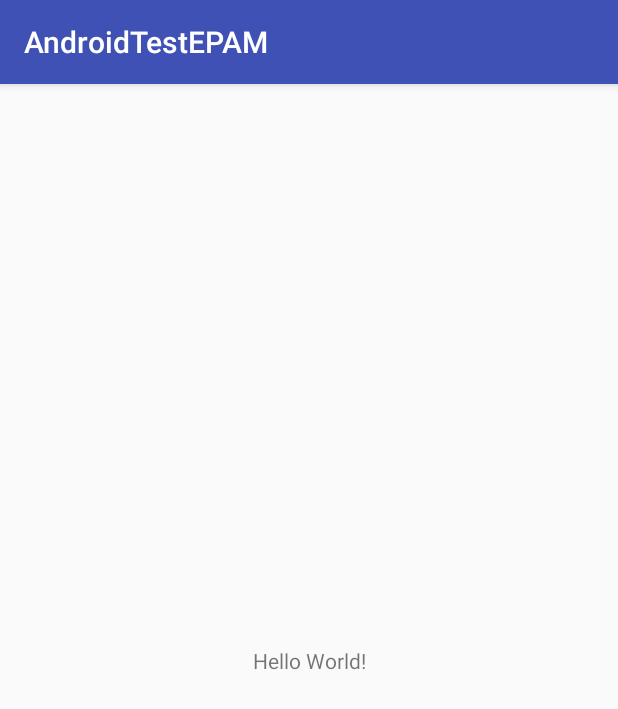
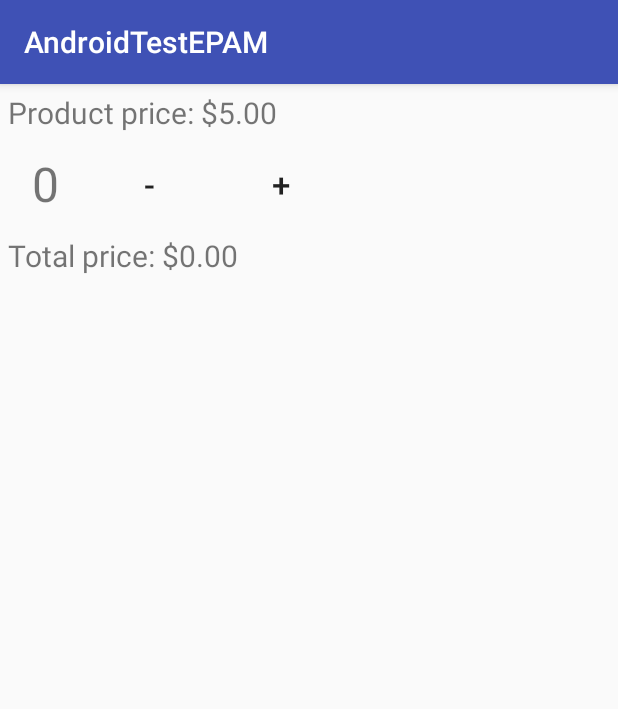
Before and after one commit to iLyaTkachev/AndroidTestingEPAM, an Android app: the screen it shows after launch (MainActivity before the commit, CalculatorActivity after it), on a phone screen of 412 x 824 dp. Shown: the top 709 px of the screen. Run offline under Robolectric (Android 15) with nearby library versions, the phone set to English and light mode, and no system bars.

Commit message:
created calculator and order classes

```diff
--- a/app/src/main/AndroidManifest.xml
+++ b/app/src/main/AndroidManifest.xml
@@ -16,6 +16,9 @@
                 <category android:name="android.intent.category.LAUNCHER" />
             </intent-filter>
         </activity>
+
+        <activity android:name=".CalculatorActivity"/>
+
     </application>
 
 </manifest>
--- a/app/src/main/java/ilyatkachev/github/com/androidtestepam/CalculatorActivity.java
+++ b/app/src/main/java/ilyatkachev/github/com/androidtestepam/CalculatorActivity.java
@@ -3,13 +3,23 @@ package ilyatkachev.github.com.androidtestepam;
 import android.os.Bundle;
 import android.support.annotation.Nullable;
 import android.support.v7.app.AppCompatActivity;
+import android.view.View;
+import android.widget.TextView;
 
-public class CalculatorActivity extends AppCompatActivity{
+public class CalculatorActivity extends AppCompatActivity {
+
+    private ICalculator mCalculator = new Calculator();
+    private Order mOrder;
+    private TextView mResultTextView, mPriceTextView, mProductCountTextView;
+    private View mCalculatePlusButton, mCalculateMinusButton;
+
 
     @Override
     protected void onCreate(@Nullable Bundle savedInstanceState) {
         super.onCreate(savedInstanceState);
         setContentView(R.layout.activity_calculator);
+        mOrder = new Order(5, 0, 0);
+        initView();
     }
 
     @Override
@@ -17,5 +27,49 @@ public class CalculatorActivity extends AppCompatActivity{
         super.onStart();
     }
 
+    private void initView() {
+        mPriceTextView = (TextView) findViewById(R.id.product_price);
+        mPriceTextView.setText(String.format(getString(R.string.product_price), 5.0));
+        mResultTextView = (TextView) findViewById(R.id.total_price);
+        mResultTextView.setText(String.format(getString(R.string.total_price), 0.0));
+        mProductCountTextView = (TextView) findViewById(R.id.product_count);
+        mProductCountTextView.setText(R.string.default_product_count);
+
+        mCalculatePlusButton = findViewById(R.id.product_increment_button);
+        setButtonListener(mCalculatePlusButton);
+        mCalculateMinusButton = findViewById(R.id.product_decrement_button);
+        setButtonListener(mCalculateMinusButton);
+    }
+
+    private void setButtonListener(final View btn) {
+        btn.setOnClickListener(new View.OnClickListener() {
+            @Override
+            public void onClick(View v) {
+                switch (btn.getId()) {
+                    case R.id.product_increment_button:
+                        mOrder.incrementProductCount();
+                        mOrder.setTotalPrice(mCalculator.multiply(mOrder.getmProductPrice(), mOrder.getmProductCount()));
+                        updateProductCount();
+                        updateResult();
+                        break;
+                    case R.id.product_decrement_button:
+                        mOrder.decrementProductCount();
+                        mOrder.setTotalPrice(mCalculator.multiply(mOrder.getmProductPrice(), mOrder.getmProductCount()));
+                        updateProductCount();
+                        updateResult();
+                        break;
+                }
+
+            }
+        });
+    }
+
+    private void updateResult() {
+        mResultTextView.setText(String.format(getString(R.string.product_price), mOrder.getmTotalPrice()));
+    }
+
+    private void updateProductCount() {
+        mProductCountTextView.setText(String.valueOf(mOrder.getmProductCount()));
+    }
 
 }
--- /dev/null
+++ b/app/src/main/java/ilyatkachev/github/com/androidtestepam/ICalculator.java
@@ -0,0 +1,7 @@
+package ilyatkachev.github.com.androidtestepam;
+
+public interface ICalculator {
+
+    float multiply(float... values);
+
+}
--- a/app/src/main/java/ilyatkachev/github/com/androidtestepam/MainActivity.java
+++ b/app/src/main/java/ilyatkachev/github/com/androidtestepam/MainActivity.java
@@ -10,6 +10,8 @@ public class MainActivity extends AppCompatActivity {
     protected void onCreate(Bundle savedInstanceState) {
         super.onCreate(savedInstanceState);
         setContentView(R.layout.activity_main);
+
+        startCalculatorActivity();
     }
 
     public void startCalculatorActivity() {
--- /dev/null
+++ b/app/src/main/java/ilyatkachev/github/com/androidtestepam/Order.java
@@ -0,0 +1,47 @@
+package ilyatkachev.github.com.androidtestepam;
+
+public class Order {
+    private float mProductPrice;
+    private int mProductCount;
+    private float mTotalPrice;
+
+    public Order(float productPrice, int productCount, float totalPrice) {
+        this.mProductPrice = productPrice;
+        mProductCount = productCount;
+        mTotalPrice = totalPrice;
+    }
+
+    public void incrementProductCount() {
+        mProductCount++;
+    }
+
+    public void decrementProductCount() {
+        if (mProductCount > 0) {
+            mProductCount--;
+        }
+    }
+
+    public void setProductPrice(float price) {
+        if (price >= 0) {
+            this.mProductPrice = price;
+        }
+    }
+
+    public void setTotalPrice(float price) {
+        if (price >= 0) {
+            this.mTotalPrice = price;
+        }
+    }
+
+    public float getmProductPrice() {
+        return mProductPrice;
+    }
+
+    public int getmProductCount() {
+        return mProductCount;
+    }
+
+    public float getmTotalPrice() {
+        return mTotalPrice;
+    }
+}
--- a/app/src/main/res/layout/activity_calculator.xml
+++ b/app/src/main/res/layout/activity_calculator.xml
@@ -1,5 +1,6 @@
 <?xml version="1.0" encoding="utf-8"?>
 <LinearLayout xmlns:android="http://schemas.android.com/apk/res/android"
+    xmlns:tools="http://schemas.android.com/tools"
     android:orientation="vertical"
     android:layout_width="match_parent"
     android:layout_height="match_parent"
@@ -27,15 +28,16 @@
             android:layout_marginRight="16dp"
             android:textSize="32sp"
             android:text="@string/default_product_count"/>
+
         <Button
-            android:id="@+id/product_decrement"
+            android:id="@+id/product_decrement_button"
             android:layout_width="wrap_content"
             android:layout_height="wrap_content"
-            android:textSize="22sp"
             android:background="@android:color/transparent"
-            android:text="@string/decrement_label"/>
+            android:text="@string/decrement_label"
+            android:textSize="22sp" />
         <Button
-            android:id="@+id/product_increment"
+            android:id="@+id/product_increment_button"
             android:layout_width="wrap_content"
             android:layout_height="wrap_content"
             android:textSize="22sp"
--- a/app/src/main/res/values/strings.xml
+++ b/app/src/main/res/values/strings.xml
@@ -1,7 +1,7 @@
 <resources>
     <string name="app_name">AndroidTestEPAM</string>
-    <string name="product_price">Product: $%.1f</string>
-    <string name="total_price">Total prise: $%.1f</string>
+    <string name="product_price">Product price: $%.2f</string>
+    <string name="total_price">Total price: $%.2f</string>
     <string name="increment_label">+</string>
     <string name="decrement_label">-</string>
     <string name="default_product_count">0</string>
```
Also changed, not shown: app/src/main/java/ilyatkachev/github/com/androidtestepam/Calculator.java (added, +18 -0 lines).
